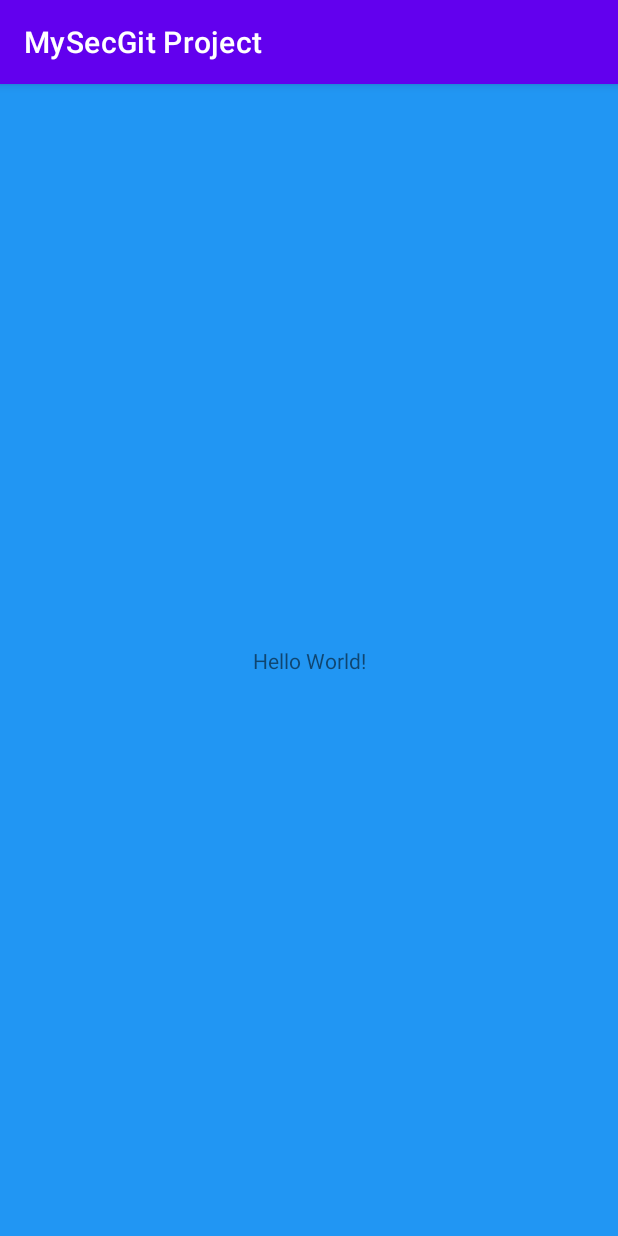
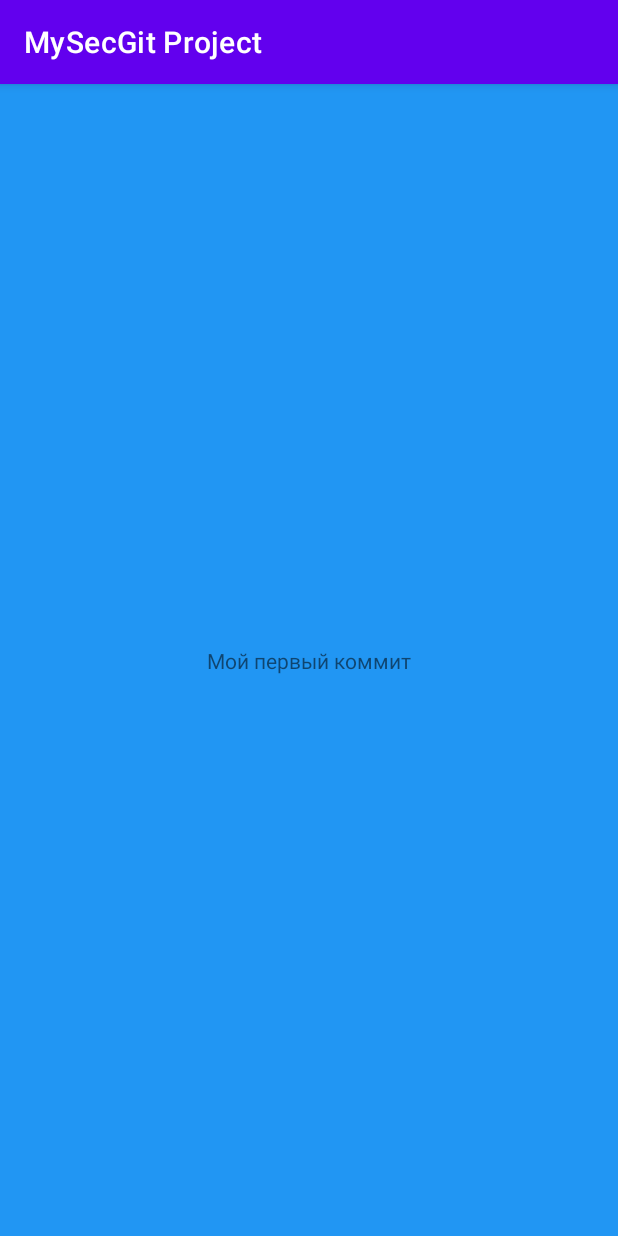
Before and after one commit to Patison087/MySecGit_Project, an Android app: the screen it shows after launch (MainActivity), on a phone screen of 412 x 824 dp. Run offline under Robolectric (Android 15) with nearby library versions, the phone set to English and light mode, and no system bars.

```diff
--- a/app/src/main/res/layout/activity_main.xml
+++ b/app/src/main/res/layout/activity_main.xml
@@ -10,7 +10,7 @@
     <TextView
         android:layout_width="wrap_content"
         android:layout_height="wrap_content"
-        android:text="Hello World!"
+        android:text="Мой первый коммит"
         app:layout_constraintBottom_toBottomOf="parent"
         app:layout_constraintLeft_toLeftOf="parent"
         app:layout_constraintRight_toRightOf="parent"
```
